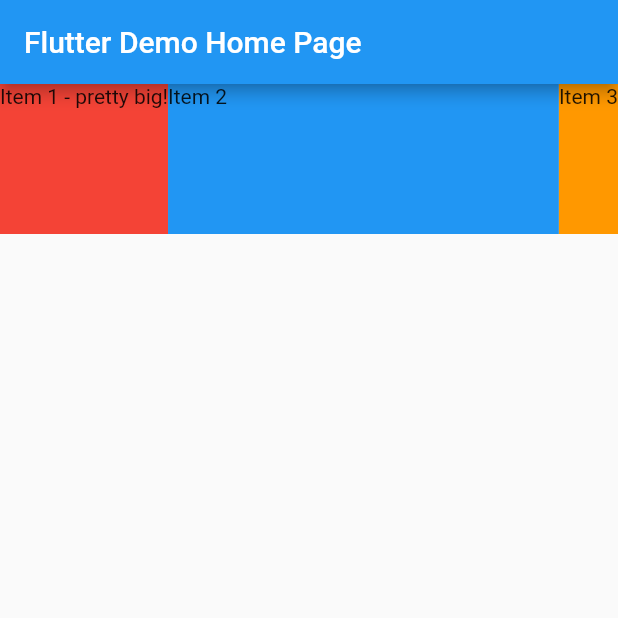
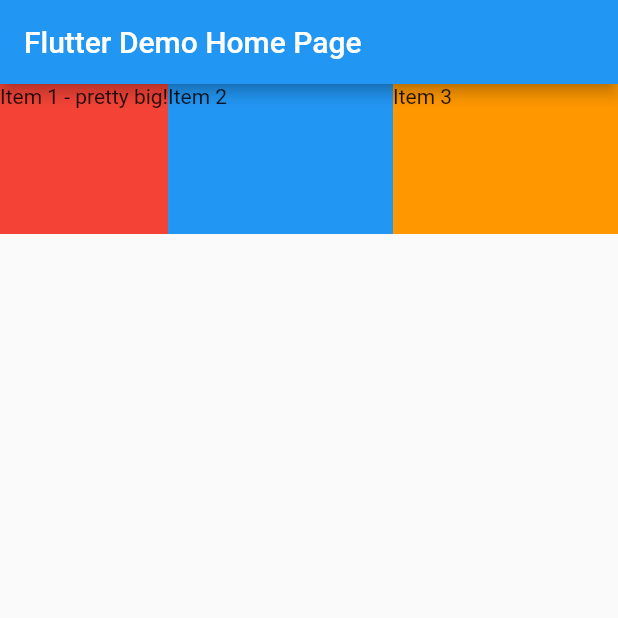
Before and after one commit to songhee24/flexable_and_expaned, a Flutter app: the screen it shows after launch, on a phone screen of 412 x 824 dp, the top half of it. Run offline on Flutter 3.47's test engine with Material 2 defaults, Android fonts, the phone set to English and light mode, and no system bars.

Commit message:
Теперь вы также можете делать другие интересные вещи. Допустим, у нас также есть третий контейнер, обернутый этим. Так что я тоже обмотал это виджет, Flexible виджет вокруг него и установив его на Flexfit.tight, чтобы точно такая же конфигурация, как мой item тоже.
Теперь вы видите, что эти два элемента делят доступное пространство.

```diff
--- a/lib/main.dart
+++ b/lib/main.dart
@@ -90,10 +90,13 @@ class _MyHomePageState extends State<MyHomePage> {
               color: Colors.blue,
             ),
           ),
-          Container(
-            height: 100,
-            child: Text('Item 3'),
-            color: Colors.orange,
+          Flexible(
+            fit: FlexFit.tight,
+            child: Container(
+              height: 100,
+              child: Text('Item 3'),
+              color: Colors.orange,
+            ),
           ),
         ],
       ), // This trailing comma makes auto-formatting nicer for build methods.
```
